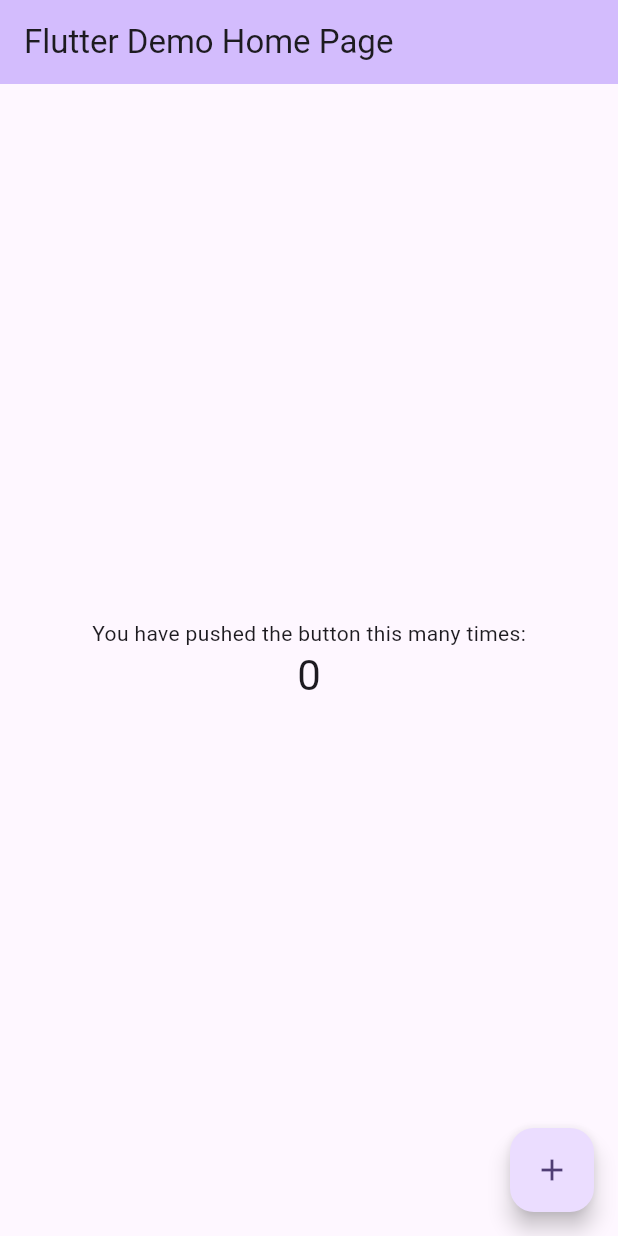
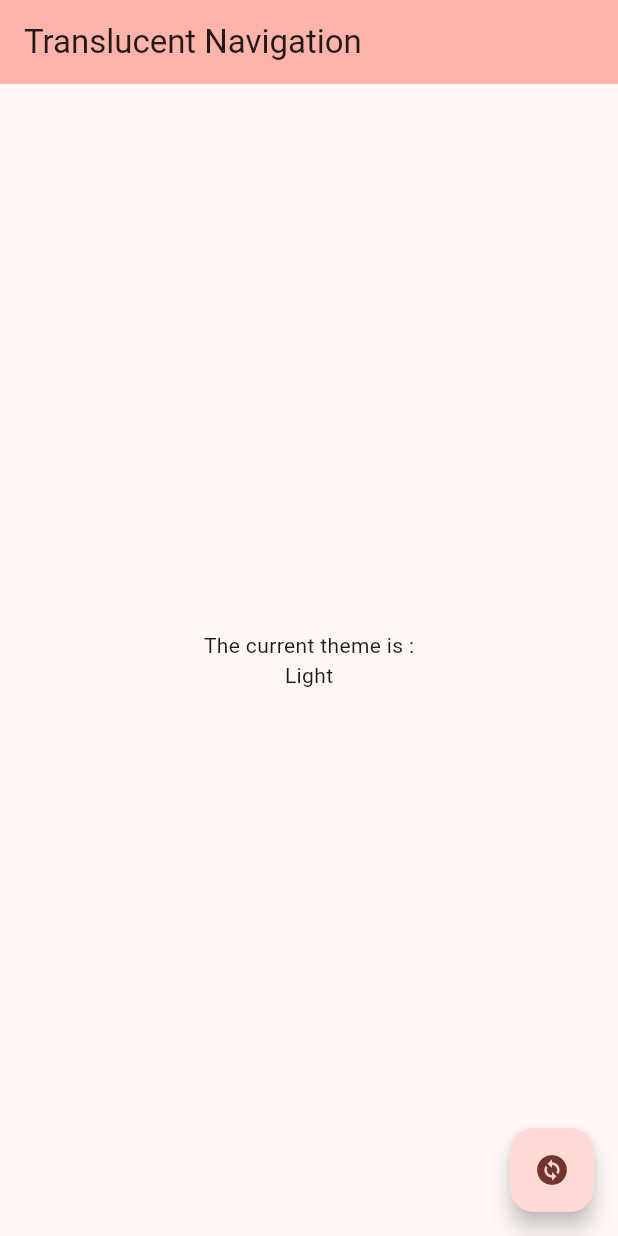
Before and after one commit to tguerin/flutter_playground, a Flutter app: the screen it shows after launch, on a phone screen of 412 x 824 dp. Run offline on Flutter 3.47's test engine with Material 2 defaults, Android fonts, the phone set to English and light mode, and no system bars.

Commit message:
Setup initial code with non working translucent code

```diff
--- /dev/null
+++ b/lib/app_theme.dart
@@ -0,0 +1,33 @@
+import 'package:flutter/material.dart';
+
+class AppTheme {
+  ThemeData light() {
+    var colorScheme = ColorScheme.fromSeed(
+      seedColor: Colors.red,
+      brightness: Brightness.light,
+    );
+    return ThemeData(
+      brightness: Brightness.light,
+      appBarTheme: AppBarTheme(
+        backgroundColor: colorScheme.inversePrimary,
+      ),
+      colorScheme: colorScheme,
+      useMaterial3: true,
+    );
+  }
+
+  ThemeData dark() {
+    var colorScheme = ColorScheme.fromSeed(
+      seedColor: Colors.red,
+      brightness: Brightness.dark,
+    );
+    return ThemeData(
+      brightness: Brightness.dark,
+      appBarTheme: AppBarTheme(
+        backgroundColor: colorScheme.inversePrimary,
+      ),
+      colorScheme: colorScheme,
+      useMaterial3: true,
+    );
+  }
+}
--- a/lib/main.dart
+++ b/lib/main.dart
@@ -1,7 +1,14 @@
 import 'package:flutter/material.dart';
+import 'package:flutter/services.dart';
+import 'package:flutter_playground/app_theme.dart';
+import 'package:flutter_playground/theme_provider.dart';
+import 'package:provider/provider.dart';
 
 void main() {
-  runApp(const MyApp());
+  runApp(ChangeNotifierProvider<ThemeProvider>(
+    create: (_) => ThemeProvider(),
+    child: const MyApp(),
+  ));
 }
 
 class MyApp extends StatelessWidget {
@@ -9,14 +16,22 @@ class MyApp extends StatelessWidget {
 
   @override
   Widget build(BuildContext context) {
+    return Consumer<ThemeProvider>(builder: (context, themeProvider, child) {
+      final themeMode =
+          themeProvider.darkMode ? ThemeMode.dark : ThemeMode.light;
+      final appTheme = AppTheme();
+      SystemChrome.setEnabledSystemUIMode(SystemUiMode.edgeToEdge);
+      SystemChrome.setSystemUIOverlayStyle(const SystemUiOverlayStyle(
+        systemNavigationBarColor: Colors.transparent
+      ));
       return MaterialApp(
-      title: 'Flutter Demo',
-      theme: ThemeData(
-        colorScheme: ColorScheme.fromSeed(seedColor: Colors.deepPurple),
-        useMaterial3: true,
-      ),
-      home: const MyHomePage(title: 'Flutter Demo Home Page'),
+        title: 'Translucent Navigation',
+        themeMode: themeMode,
+        theme: appTheme.light(),
+        darkTheme: appTheme.dark(),
+        home: const MyHomePage(title: 'Translucent Navigation'),
       );
+    });
   }
 }
 
@@ -30,19 +45,11 @@ class MyHomePage extends StatefulWidget {
 }
 
 class _MyHomePageState extends State<MyHomePage> {
-  int _counter = 0;
-
-  void _incrementCounter() {
-    setState(() {
-      _counter++;
-    });
-  }
-
   @override
   Widget build(BuildContext context) {
+    return Consumer<ThemeProvider>(builder: (context, themeProvider, child) {
       return Scaffold(
         appBar: AppBar(
-        backgroundColor: Theme.of(context).colorScheme.inversePrimary,
           title: Text(widget.title),
         ),
         body: Center(
@@ -50,20 +57,20 @@ class _MyHomePageState extends State<MyHomePage> {
             mainAxisAlignment: MainAxisAlignment.center,
             children: <Widget>[
               const Text(
-              'You have pushed the button this many times:',
+                "The current theme is :",
               ),
-            Text(
-              '$_counter',
-              style: Theme.of(context).textTheme.headlineMedium,
-            ),
+              Text(themeProvider.darkMode ? "Dark" : "Light"),
             ],
           ),
         ),
         floatingActionButton: FloatingActionButton(
-        onPressed: _incrementCounter,
-        tooltip: 'Increment',
-        child: const Icon(Icons.add),
+          onPressed: () {
+            themeProvider.invertCurrentThemeMode();
+          },
+          tooltip: 'Invert current theme mode',
+          child: const Icon(Icons.change_circle),
         ),
       );
+    });
   }
 }
--- /dev/null
+++ b/lib/theme_provider.dart
@@ -0,0 +1,18 @@
+import 'package:flutter/widgets.dart';
+
+class ThemeProvider extends ChangeNotifier {
+  bool _darkMode = false;
+
+  bool get darkMode => _darkMode;
+
+  set darkMode(bool value) {
+    if (_darkMode != value) {
+      _darkMode = value;
+      notifyListeners();
+    }
+  }
+
+  void invertCurrentThemeMode() {
+    darkMode = !darkMode;
+  }
+}
--- a/pubspec.yaml
+++ b/pubspec.yaml
@@ -35,6 +35,7 @@ dependencies:
   # The following adds the Cupertino Icons font to your application.
   # Use with the CupertinoIcons class for iOS style icons.
   cupertino_icons: ^1.0.2
+  provider: ^6.0.5
 
 dev_dependencies:
   flutter_test:
```
Also changed, not shown: pubspec.lock. Lines whose indentation alone changed are shown as unchanged.
